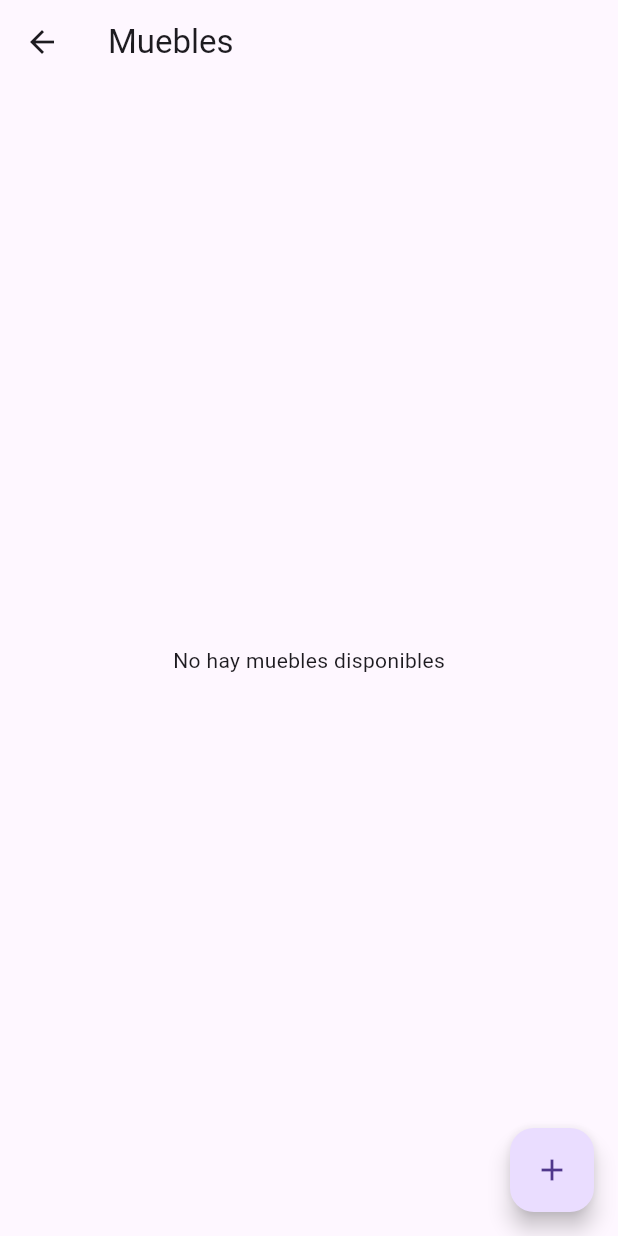
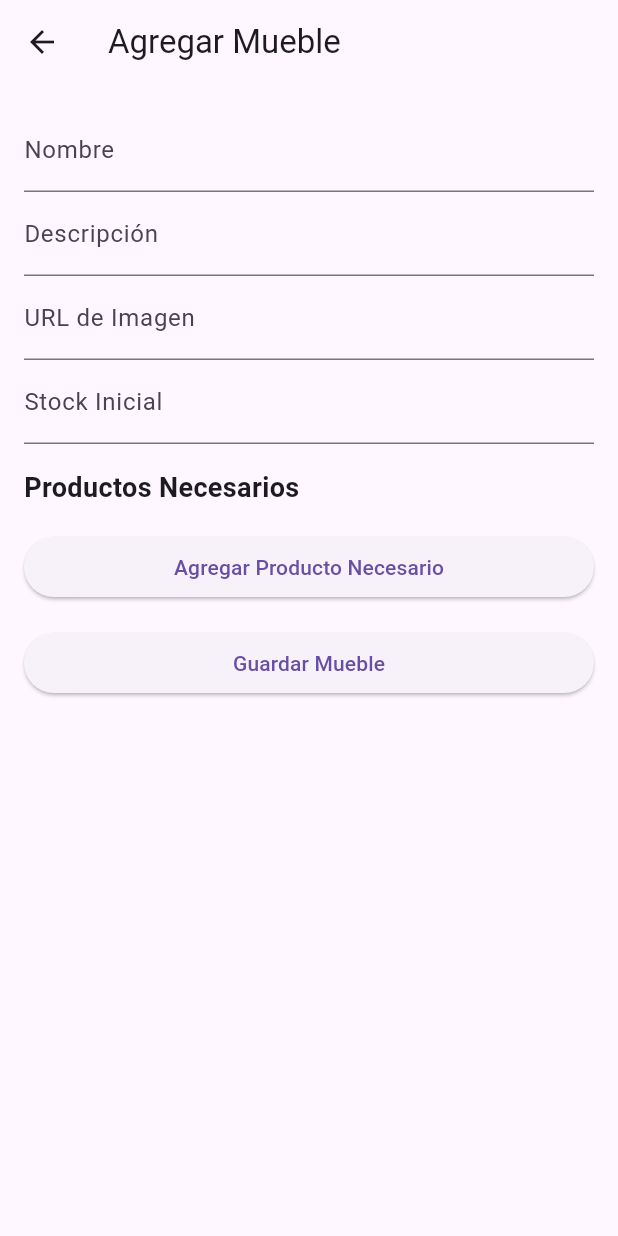
Before and after one commit to MartinCaputti/toolventory_mate, a Flutter app: the MueblesPage screen opened directly, after a tap on the "add" icon, on a phone screen of 412 x 824 dp. Run offline on Flutter 3.47's test engine with Material 3 defaults, Android fonts, the phone set to English and light mode, and no system bars; our stand-ins replace cloud_firestore, firebase_core, flutter_svg; accounts and stored records are empty.

Commit message:
Glitch formulario add mueble
Carga bien el mueble nuevo con los productos pero esta mal distribuido el formulario , ademas si quiero construir varios productos rapido solo me descuenta del stock de productos pero solo me construye 1 , puede que este relacionado al conexion a firestore y la velocidad

```diff
--- /dev/null
+++ b/lib/views/add_mueble_page.dart
@@ -0,0 +1,221 @@
+import 'package:flutter/material.dart';
+import 'package:cloud_firestore/cloud_firestore.dart';
+import '../controllers/furniture_controller.dart';
+import '../models/furniture.dart';
+import '../models/product.dart';
+
+class AddMueblePage extends StatefulWidget {
+  @override
+  _AddMueblePageState createState() => _AddMueblePageState();
+}
+
+class _AddMueblePageState extends State<AddMueblePage> {
+  final _formKey = GlobalKey<FormState>();
+  final FurnitureController _furnitureController = FurnitureController();
+  final CollectionReference _productCollection =
+      FirebaseFirestore.instance.collection('productos');
+
+  final TextEditingController _nombreController = TextEditingController();
+  final TextEditingController _descripcionController = TextEditingController();
+  final TextEditingController _imagenURLController = TextEditingController();
+  final TextEditingController _stockController = TextEditingController();
+
+  final Map<String, Map<String, dynamic>> _productosNecesarios = {};
+  final Map<String, String> _productosExistentes = {};
+
+  @override
+  void initState() {
+    super.initState();
+    _loadExistingProducts();
+  }
+
+  Future<void> _loadExistingProducts() async {
+    QuerySnapshot querySnapshot = await _productCollection.get();
+    setState(() {
+      for (var doc in querySnapshot.docs) {
+        _productosExistentes[doc.id] = doc['nombre'].toString();
+      }
+    });
+  }
+
+  void _addProductField() {
+    String idProducto = DateTime.now().toString();
+    _productosNecesarios[idProducto] = {'nombre': '', 'cantidad': 0};
+    setState(() {});
+  }
+
+  Future<void> _saveMueble() async {
+    if (_formKey.currentState!.validate()) {
+      bool productosValidos = true;
+      for (var entry in _productosNecesarios.entries) {
+        if (!_productosExistentes.containsKey(entry.key)) {
+          productosValidos = false;
+          ScaffoldMessenger.of(context).showSnackBar(
+            SnackBar(
+              content: Text('Producto con ID "${entry.key}" no existe.'),
+              backgroundColor: Colors.red,
+            ),
+          );
+          break;
+        }
+      }
+
+      if (productosValidos) {
+        Mueble nuevoMueble = Mueble(
+          id: '',
+          nombre: _nombreController.text,
+          descripcion: _descripcionController.text,
+          productosNecesarios: _productosNecesarios,
+          imagenURL: _imagenURLController.text,
+          stock: int.tryParse(_stockController.text) ?? 0,
+        );
+
+        await _furnitureController.addMueble(nuevoMueble);
+        Navigator.pop(context);
+      }
+    }
+  }
+
+  @override
+  Widget build(BuildContext context) {
+    return Scaffold(
+      appBar: AppBar(
+        title: Text('Agregar Mueble'),
+      ),
+      body: Padding(
+        padding: const EdgeInsets.all(16.0),
+        child: Form(
+          key: _formKey,
+          child: ListView(
+            children: [
+              TextFormField(
+                controller: _nombreController,
+                decoration: InputDecoration(labelText: 'Nombre'),
+                validator: (value) {
+                  if (value == null || value.isEmpty) {
+                    return 'Por favor ingrese un nombre';
+                  }
+                  return null;
+                },
+              ),
+              TextFormField(
+                controller: _descripcionController,
+                decoration: InputDecoration(labelText: 'Descripción'),
+                validator: (value) {
+                  if (value == null || value.isEmpty) {
+                    return 'Por favor ingrese una descripción';
+                  }
+                  return null;
+                },
+              ),
+              TextFormField(
+                controller: _imagenURLController,
+                decoration: InputDecoration(labelText: 'URL de Imagen'),
+                validator: (value) {
+                  if (value == null || value.isEmpty) {
+                    return 'Por favor ingrese una URL de imagen';
+                  }
+                  return null;
+                },
+              ),
+              TextFormField(
+                controller: _stockController,
+                decoration: InputDecoration(labelText: 'Stock Inicial'),
+                keyboardType: TextInputType.number,
+                validator: (value) {
+                  if (value == null || value.isEmpty) {
+                    return 'Por favor ingrese un stock inicial';
+                  }
+                  return null;
+                },
+              ),
+              SizedBox(height: 16.0),
+              Text(
+                'Productos Necesarios',
+                style: TextStyle(fontSize: 18.0, fontWeight: FontWeight.bold),
+              ),
+              for (var entry in _productosNecesarios.entries)
+                Padding(
+                  padding: const EdgeInsets.only(top: 8.0),
+                  child: Row(
+                    children: [
+                      Flexible(
+                        child: DropdownButtonFormField<String>(
+                          value: entry.value['nombre'].isEmpty
+                              ? null
+                              : entry.value['nombre'],
+                          onChanged: (String? newValue) {
+                            if (newValue != null) {
+                              setState(() {
+                                String selectedProductId = _productosExistentes
+                                    .entries
+                                    .firstWhere(
+                                        (product) => product.value == newValue)
+                                    .key;
+                                _productosNecesarios.remove(entry.key);
+                                _productosNecesarios[selectedProductId] = {
+                                  'nombre': newValue,
+                                  'cantidad': entry.value['cantidad']
+                                };
+                              });
+                            }
+                          },
+                          items: _productosExistentes.entries
+                              .map((product) => DropdownMenuItem<String>(
+                                    value: product.value,
+                                    child: Text(
+                                      product.value,
+                                      overflow: TextOverflow.ellipsis,
+                                    ),
+                                  ))
+                              .toList(),
+                          decoration:
+                              InputDecoration(labelText: 'Nombre del Producto'),
+                          validator: (value) {
+                            if (value == null || value.isEmpty) {
+                              return 'Por favor seleccione un producto';
+                            }
+                            if (!_productosExistentes.containsValue(value)) {
+                              return 'El producto no existe';
+                            }
+                            return null;
+                          },
+                        ),
+                      ),
+                      SizedBox(width: 8.0),
+                      Flexible(
+                        child: TextFormField(
+                          initialValue: entry.value['cantidad'].toString(),
+                          decoration: InputDecoration(labelText: 'Cantidad'),
+                          keyboardType: TextInputType.number,
+                          onChanged: (value) {
+                            entry.value['cantidad'] = int.tryParse(value) ?? 0;
+                          },
+                          validator: (value) {
+                            if (value == null || value.isEmpty) {
+                              return 'Por favor ingrese la cantidad';
+                            }
+                            return null;
+                          },
+                        ),
+                      ),
+                    ],
+                  ),
+                ),
+              SizedBox(height: 16.0),
+              ElevatedButton(
+                onPressed: _addProductField,
+                child: Text('Agregar Producto Necesario'),
+              ),
+              SizedBox(height: 16.0),
+              ElevatedButton(
+                onPressed: _saveMueble,
+                child: Text('Guardar Mueble'),
+              ),
+            ],
+          ),
+        ),
+      ),
+    );
+  }
+}
--- a/lib/views/furniture_detail_page.dart
+++ b/lib/views/furniture_detail_page.dart
@@ -22,12 +22,17 @@ class MuebleDetailPage extends StatelessWidget {
       int cantidadNecesaria = entry.value['cantidad'];
       DocumentSnapshot productDoc =
           await _productController.getProductById(productoId);
-      Producto producto = Producto.fromSnapshot(productDoc);
 
-      if (producto.stock < cantidadNecesaria) {
+      if (!productDoc.exists) {
         stockSuficiente = false;
-        mensajeError +=
-            '${entry.value['nombre']} (falta ${cantidadNecesaria - producto.stock}), ';
+        mensajeError += 'Producto con ID $productoId no existe, ';
+      } else {
+        Producto producto = Producto.fromSnapshot(productDoc);
+        if (producto.stock < cantidadNecesaria) {
+          stockSuficiente = false;
+          mensajeError +=
+              '${producto.nombre} (falta ${cantidadNecesaria - producto.stock}), ';
+        }
       }
     }
 
@@ -60,17 +65,14 @@ class MuebleDetailPage extends StatelessWidget {
   }
 
   Future<void> venderMueble(BuildContext context) async {
-    // Actualizar el stock del mueble
     if (mueble.stock > 0) {
       int nuevoStockMueble = mueble.stock - 1; // Restar 1 del stock de muebles
       await _furnitureController.updateMuebleStock(mueble.id, nuevoStockMueble);
 
-      // Mostrar mensaje de éxito
       ScaffoldMessenger.of(context).showSnackBar(
         SnackBar(content: Text('Mueble vendido correctamente.')),
       );
     } else {
-      // Mostrar mensaje de error si no hay stock para vender
       ScaffoldMessenger.of(context).showSnackBar(
         SnackBar(content: Text('No hay stock suficiente para vender.')),
       );
--- a/lib/views/furniture_page.dart
+++ b/lib/views/furniture_page.dart
@@ -4,6 +4,7 @@ import 'package:cloud_firestore/cloud_firestore.dart';
 import '../controllers/furniture_controller.dart';
 import '../models/furniture.dart';
 import 'furniture_detail_page.dart';
+import 'add_mueble_page.dart';
 
 class MueblesPage extends StatelessWidget {
   final FurnitureController _controller = FurnitureController();
@@ -59,8 +60,10 @@ class MueblesPage extends StatelessWidget {
       ),
       floatingActionButton: FloatingActionButton(
         onPressed: () async {
-          // Navegar a una página para agregar un nuevo mueble
-          // Aquí podrías añadir la lógica para abrir la página de agregar mueble
+          await Navigator.push(
+            context,
+            MaterialPageRoute(builder: (context) => AddMueblePage()),
+          );
         },
         child: Icon(Icons.add),
       ),
```
